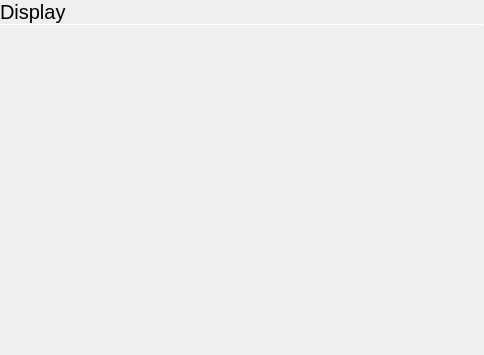
Qt form statuscenter/DisplayPane/displaypane.ui (vicr123/theshell) before a commit.
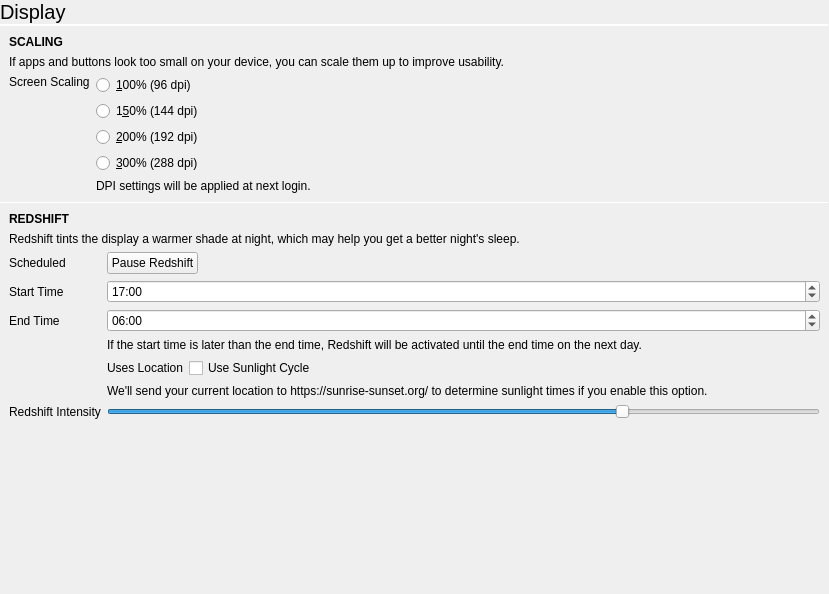
The same form after that commit. Custom widgets are drawn as their Qt base class.

Commit message: Combine display panel into plugin

What changed in the file:
```diff
--- a/statuscenter/DisplayPane/displaypane.ui
+++ b/statuscenter/DisplayPane/displaypane.ui
@@ -6,8 +6,8 @@
    <rect>
     <x>0</x>
     <y>0</y>
-    <width>484</width>
-    <height>355</height>
+    <width>829</width>
+    <height>594</height>
    </rect>
   </property>
   <property name="windowTitle">
@@ -58,24 +58,406 @@
     </widget>
    </item>
    <item>
-    <widget class="DisplayPositionWidget" name="widget" native="true"/>
-   </item>
-   <item>
-    <spacer name="verticalSpacer">
-     <property name="orientation">
-      <enum>Qt::Vertical</enum>
+    <widget class="QScrollArea" name="scrollArea">
+     <property name="frameShape">
+      <enum>QFrame::NoFrame</enum>
      </property>
-     <property name="sizeHint" stdset="0">
-      <size>
-       <width>20</width>
-       <height>40</height>
-      </size>
+     <property name="widgetResizable">
+      <bool>true</bool>
      </property>
-    </spacer>
+     <widget class="QWidget" name="scrollAreaWidgetContents">
+      <property name="geometry">
+       <rect>
+        <x>0</x>
+        <y>0</y>
+        <width>829</width>
+        <height>551</height>
+       </rect>
+      </property>
+      <layout class="QVBoxLayout" name="verticalLayout_2">
+       <property name="spacing">
+        <number>0</number>
+       </property>
+       <property name="leftMargin">
+        <number>0</number>
+       </property>
+       <property name="topMargin">
+        <number>0</number>
+       </property>
+       <property name="rightMargin">
+        <number>0</number>
+       </property>
+       <property name="bottomMargin">
+        <number>0</number>
+       </property>
+       <item>
+        <widget class="DisplayPositionWidget" name="widget" native="true"/>
+       </item>
+       <item>
+        <widget class="Line" name="line_2">
+         <property name="maximumSize">
+          <size>
+           <width>16777215</width>
+           <height>1</height>
+          </size>
+         </property>
+         <property name="orientation">
+          <enum>Qt::Horizontal</enum>
+         </property>
+        </widget>
+       </item>
+       <item>
+        <layout class="QGridLayout" name="gridLayout">
+         <property name="leftMargin">
+          <number>9</number>
+         </property>
+         <property name="topMargin">
+          <number>9</number>
+         </property>
+         <property name="rightMargin">
+          <number>9</number>
+         </property>
+         <property name="bottomMargin">
+          <number>9</number>
+         </property>
+         <property name="spacing">
+          <number>6</number>
+         </property>
+         <item row="2" column="0">
+          <widget class="QLabel" name="label_51">
+           <property name="sizePolicy">
+            <sizepolicy hsizetype="Preferred" vsizetype="Preferred">
+             <horstretch>0</horstretch>
+             <verstretch>0</verstretch>
+            </sizepolicy>
+           </property>
+           <property name="text">
+            <string>Screen Scaling</string>
+           </property>
+           <property name="alignment">
+            <set>Qt::AlignLeading|Qt::AlignLeft|Qt::AlignTop</set>
+           </property>
+          </widget>
+         </item>
+         <item row="1" column="0" colspan="2">
+          <widget class="QLabel" name="label_3">
+           <property name="text">
+            <string>If apps and buttons look too small on your device, you can scale them up to improve usability.</string>
+           </property>
+           <property name="wordWrap">
+            <bool>true</bool>
+           </property>
+          </widget>
+         </item>
+         <item row="0" column="0" colspan="2">
+          <widget class="QLabel" name="label_2">
+           <property name="font">
+            <font>
+             <weight>75</weight>
+             <bold>true</bold>
+            </font>
+           </property>
+           <property name="text">
+            <string>SCALING</string>
+           </property>
+          </widget>
+         </item>
+         <item row="2" column="1">
+          <widget class="QWidget" name="widget" native="true">
+           <property name="sizePolicy">
+            <sizepolicy hsizetype="Expanding" vsizetype="Preferred">
+             <horstretch>0</horstretch>
+             <verstretch>0</verstretch>
+            </sizepolicy>
+           </property>
+           <layout class="QVBoxLayout" name="verticalLayout_33">
+            <property name="leftMargin">
+             <number>0</number>
+            </property>
+            <property name="topMargin">
+             <number>0</number>
+            </property>
+            <property name="rightMargin">
+             <number>0</number>
+            </property>
+            <property name="bottomMargin">
+             <number>0</number>
+            </property>
+            <item>
+             <widget class="QRadioButton" name="dpi100">
+              <property name="text">
+               <string>&amp;100% (96 dpi)</string>
+              </property>
+             </widget>
+            </item>
+            <item>
+             <widget class="QRadioButton" name="dpi150">
+              <property name="text">
+               <string>1&amp;50% (144 dpi)</string>
+              </property>
+             </widget>
+            </item>
+            <item>
+             <widget class="QRadioButton" name="dpi200">
+              <property name="text">
+               <string>&amp;200% (192 dpi)</string>
+              </property>
+             </widget>
+            </item>
+            <item>
+             <widget class="QRadioButton" name="dpi300">
+              <property name="text">
+               <string>&amp;300% (288 dpi)</string>
+              </property>
+             </widget>
+            </item>
+            <item>
+             <widget class="QLabel" name="label_52">
+              <property name="text">
+               <string>DPI settings will be applied at next login.</string>
+              </property>
+              <property name="wordWrap">
+               <bool>true</bool>
+              </property>
+             </widget>
+            </item>
+           </layout>
+          </widget>
+         </item>
+        </layout>
+       </item>
+       <item>
+        <widget class="Line" name="line_3">
+         <property name="maximumSize">
+          <size>
+           <width>16777215</width>
+           <height>1</height>
+          </size>
+         </property>
+         <property name="orientation">
+          <enum>Qt::Horizontal</enum>
+         </property>
+        </widget>
+       </item>
+       <item>
+        <layout class="QGridLayout" name="gridLayout_24">
+         <property name="leftMargin">
+          <number>9</number>
+         </property>
+         <property name="topMargin">
+          <number>9</number>
+         </property>
+         <property name="rightMargin">
+          <number>9</number>
+         </property>
+         <property name="bottomMargin">
+          <number>9</number>
+         </property>
+         <property name="spacing">
+          <number>6</number>
+         </property>
+         <item row="5" column="1">
+          <widget class="QLabel" name="label_57">
+           <property name="text">
+            <string>If the start time is later than the end time, Redshift will be activated until the end time on the next day.</string>
+           </property>
+           <property name="wordWrap">
+            <bool>true</bool>
+           </property>
+          </widget>
+         </item>
+         <item row="8" column="1">
+          <widget class="QSlider" name="redshiftIntensity">
+           <property name="minimum">
+            <number>1000</number>
+           </property>
+           <property name="maximum">
+            <number>6500</number>
+           </property>
+           <property name="value">
+            <number>5000</number>
+           </property>
+           <property name="orientation">
+            <enum>Qt::Horizontal</enum>
+           </property>
+           <property name="invertedAppearance">
+            <bool>false</bool>
+           </property>
+           <property name="invertedControls">
+            <bool>false</bool>
+           </property>
+          </widget>
+         </item>
+         <item row="2" column="0">
+          <widget class="QLabel" name="label_44">
+           <property name="text">
+            <string>Scheduled</string>
+           </property>
+          </widget>
+         </item>
+         <item row="3" column="1">
+          <widget class="QTimeEdit" name="startRedshift">
+           <property name="dateTime">
+            <datetime>
+             <hour>17</hour>
+             <minute>0</minute>
+             <second>0</second>
+             <year>2000</year>
+             <month>1</month>
+             <day>1</day>
+            </datetime>
+           </property>
+           <property name="displayFormat">
+            <string notr="true">HH:mm</string>
+           </property>
+          </widget>
+         </item>
+         <item row="4" column="0">
+          <widget class="QLabel" name="label_8">
+           <property name="text">
+            <string>End Time</string>
+           </property>
+          </widget>
+         </item>
+         <item row="2" column="1">
+          <layout class="QHBoxLayout" name="horizontalLayout_48">
+           <item>
+            <widget class="tSwitch" name="redshiftPause">
+             <property name="text">
+              <string notr="true">Pause Redshift</string>
+             </property>
+            </widget>
+           </item>
+           <item>
+            <spacer name="horizontalSpacer_34">
+             <property name="orientation">
+              <enum>Qt::Horizontal</enum>
+             </property>
+             <property name="sizeHint" stdset="0">
+              <size>
+               <width>40</width>
+               <height>20</height>
+              </size>
+             </property>
+            </spacer>
+           </item>
+          </layout>
+         </item>
+         <item row="7" column="1">
+          <widget class="QLabel" name="label_96">
+           <property name="text">
+            <string>We'll send your current location to https://sunrise-sunset.org/ to determine sunlight times if you enable this option.</string>
+           </property>
+           <property name="wordWrap">
+            <bool>true</bool>
+           </property>
+          </widget>
+         </item>
+         <item row="6" column="1">
+          <layout class="QHBoxLayout" name="horizontalLayout_8">
+           <item>
+            <widget class="QLabel" name="usesLocation">
+             <property name="text">
+              <string notr="true">Uses Location</string>
+             </property>
+            </widget>
+           </item>
+           <item>
+            <widget class="QCheckBox" name="sunlightRedshift">
+             <property name="enabled">
+              <bool>true</bool>
+             </property>
+             <property name="sizePolicy">
+              <sizepolicy hsizetype="Expanding" vsizetype="Fixed">
+               <horstretch>0</horstretch>
+               <verstretch>0</verstretch>
+              </sizepolicy>
+             </property>
+             <property name="text">
+              <string>Use Sunlight Cycle</string>
+             </property>
+            </widget>
+           </item>
+          </layout>
+         </item>
+         <item row="4" column="1">
+          <widget class="QTimeEdit" name="endRedshift">
+           <property name="dateTime">
+            <datetime>
+             <hour>6</hour>
+             <minute>0</minute>
+             <second>0</second>
+             <year>2000</year>
+             <month>1</month>
+             <day>1</day>
+            </datetime>
+           </property>
+           <property name="displayFormat">
+            <string notr="true">HH:mm</string>
+           </property>
+          </widget>
+         </item>
+         <item row="8" column="0">
+          <widget class="QLabel" name="label_18">
+           <property name="text">
+            <string>Redshift Intensity</string>
+           </property>
+          </widget>
+         </item>
+         <item row="0" column="0" colspan="2">
+          <widget class="QLabel" name="redshiftLabel">
+           <property name="font">
+            <font>
+             <weight>75</weight>
+             <bold>true</bold>
+            </font>
+           </property>
+           <property name="text">
+            <string>REDSHIFT</string>
+           </property>
+          </widget>
+         </item>
+         <item row="3" column="0">
+          <widget class="QLabel" name="label_5">
+           <property name="text">
+            <string>Start Time</string>
+           </property>
+          </widget>
+         </item>
+         <item row="1" column="0" colspan="2">
+          <widget class="QLabel" name="label_4">
+           <property name="text">
+            <string>Redshift tints the display a warmer shade at night, which may help you get a better night's sleep.</string>
+           </property>
+          </widget>
+         </item>
+        </layout>
+       </item>
+       <item>
+        <spacer name="verticalSpacer">
+         <property name="orientation">
+          <enum>Qt::Vertical</enum>
+         </property>
+         <property name="sizeHint" stdset="0">
+          <size>
+           <width>20</width>
+           <height>0</height>
+          </size>
+         </property>
+        </spacer>
+       </item>
+      </layout>
+     </widget>
+    </widget>
    </item>
   </layout>
  </widget>
  <customwidgets>
+  <customwidget>
+   <class>tSwitch</class>
+   <extends>QPushButton</extends>
+   <header location="global">tswitch.h</header>
+  </customwidget>
   <customwidget>
    <class>DisplayPositionWidget</class>
    <extends>QWidget</extends>
```
The commit also changes 33 other files.
